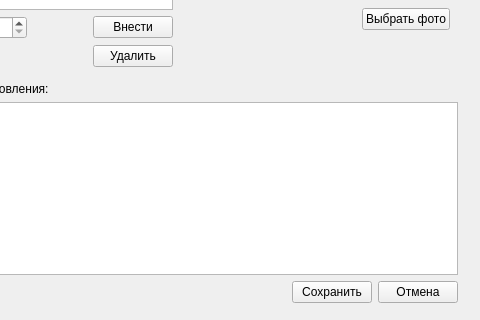
Above: recipes.ui from pi18a-group-dynamics/First-Team before the change; both pictures show x 113 to 593 and y 278 to 598 of the 593 by 598 pixel window. Below: the same form after it.
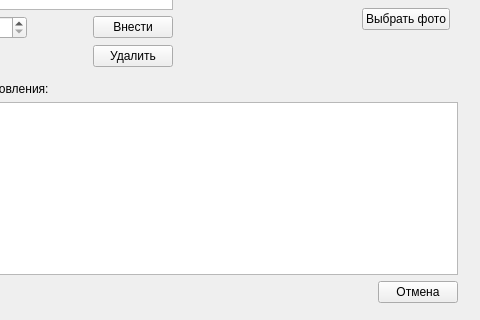
That is the form after the change.

```diff
--- a/recipes.ui
+++ b/recipes.ui
@@ -14,7 +14,7 @@
    <string>MainWindow</string>
   </property>
   <widget class="QWidget" name="centralwidget">
-   <widget class="QWidget" name="">
+   <widget class="QWidget" name="layoutWidget">
     <property name="geometry">
      <rect>
       <x>21</x>
@@ -157,7 +157,7 @@
      </item>
     </layout>
    </widget>
-   <widget class="QWidget" name="">
+   <widget class="QWidget" name="layoutWidget">
     <property name="geometry">
      <rect>
       <x>20</x>
@@ -196,13 +196,6 @@
          </property>
         </spacer>
        </item>
-       <item>
-        <widget class="QPushButton" name="save_recipe_btn_">
-         <property name="text">
-          <string>Сохранить</string>
-         </property>
-        </widget>
-       </item>
        <item>
         <widget class="QPushButton" name="cancel_btn_">
          <property name="text">
@@ -214,7 +207,7 @@
      </item>
     </layout>
    </widget>
-   <widget class="QWidget" name="">
+   <widget class="QWidget" name="layoutWidget">
     <property name="geometry">
      <rect>
       <x>300</x>
```
Left out of the diff: 12 changed lines with no effect on the pictures.
